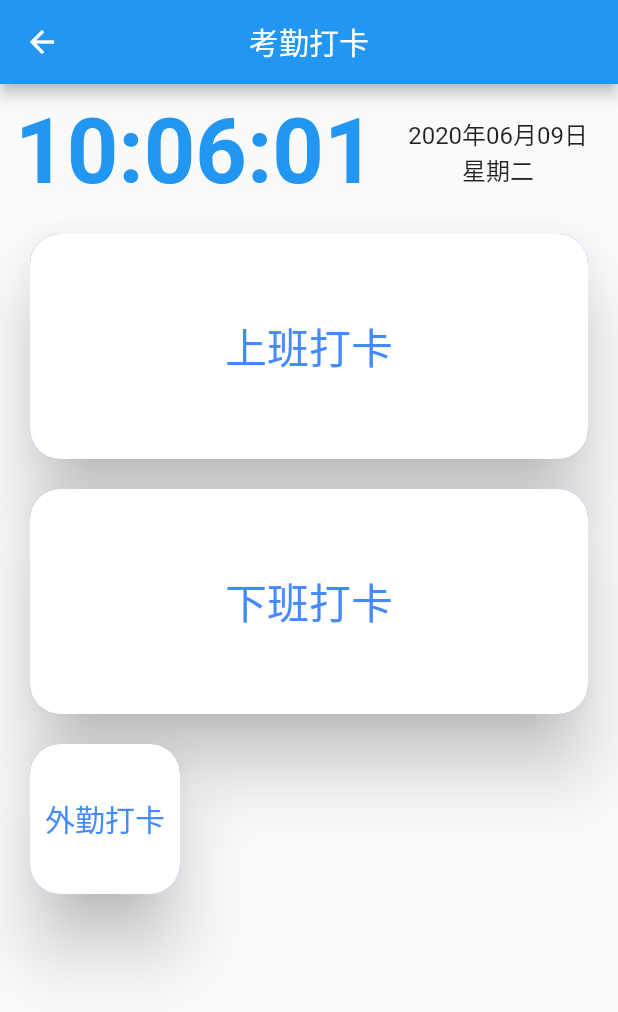
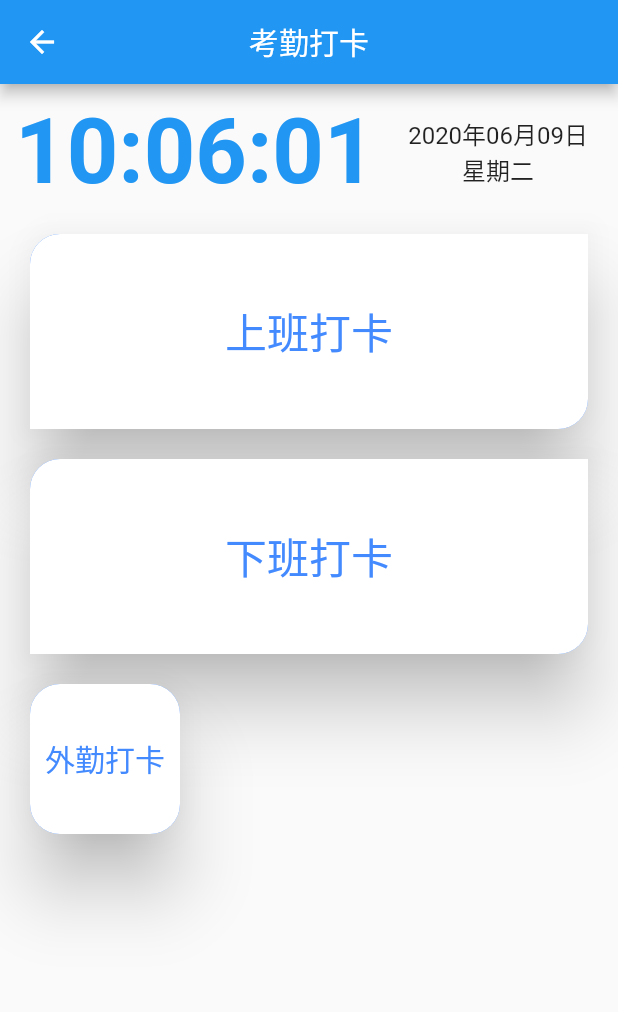
Before and after one commit to huanlirui/flutterApp, a Flutter app: the PunchCard screen opened directly, on a phone screen of 412 x 824 dp. Shown: the top 1012 px of the screen. Run offline on Flutter 3.47's test engine with Material 2 defaults, Android fonts, the phone set to English and light mode, and no system bars; our stand-ins replace date_format, dio, flutter_swiper, fluttertoast, shared_preferences; missing offline and left inert: flutter_cupertino_date_picker; accounts and stored records are empty.

Commit message:
fix(card圆角样式)

```diff
--- a/lib/pages/punchCard/PunchCard.dart
+++ b/lib/pages/punchCard/PunchCard.dart
@@ -31,7 +31,11 @@ class _PunchCardState extends State<PunchCard> {
                   elevation: 20.0,
                   //设置shape，这里设置成了R角
                   shape: RoundedRectangleBorder(
-                    borderRadius: BorderRadius.all(Radius.circular(20.0)),
+                    borderRadius: BorderRadius.only(
+                        topLeft: Radius.circular(20.0),
+                        topRight: Radius.zero,
+                        bottomLeft: Radius.zero,
+                        bottomRight: Radius.circular(20.0)),
                   ),
                   //对Widget截取的行为，比如这里 Clip.antiAlias 指抗锯齿
                   clipBehavior: Clip.antiAlias,
@@ -39,7 +43,7 @@ class _PunchCardState extends State<PunchCard> {
                   child: Container(
                     color: Colors.white,
                     width: double.infinity,
-                    height: 150,
+                    height: 130,
                     alignment: Alignment.center,
                     child: Text(
                       "上班打卡",
@@ -54,7 +58,11 @@ class _PunchCardState extends State<PunchCard> {
                   elevation: 20.0,
                   //设置shape，这里设置成了R角
                   shape: RoundedRectangleBorder(
-                    borderRadius: BorderRadius.all(Radius.circular(20.0)),
+                    borderRadius: BorderRadius.only(
+                        topLeft: Radius.circular(20.0),
+                        topRight: Radius.zero,
+                        bottomLeft: Radius.zero,
+                        bottomRight: Radius.circular(20.0)),
                   ),
                   //对Widget截取的行为，比如这里 Clip.antiAlias 指抗锯齿
                   clipBehavior: Clip.antiAlias,
@@ -62,7 +70,7 @@ class _PunchCardState extends State<PunchCard> {
                   child: Container(
                     color: Colors.white,
                     width: double.infinity,
-                    height: 150,
+                    height: 130,
                     alignment: Alignment.center,
                     child: Text(
                       "下班打卡",
@@ -71,7 +79,7 @@ class _PunchCardState extends State<PunchCard> {
                   ),
                 ),
                 Container(
-                  alignment:Alignment.bottomLeft,
+                  alignment: Alignment.bottomLeft,
                   child: Card(
                     margin: EdgeInsets.fromLTRB(20, 10, 20, 10),
                     color: Colors.blueAccent,
```
